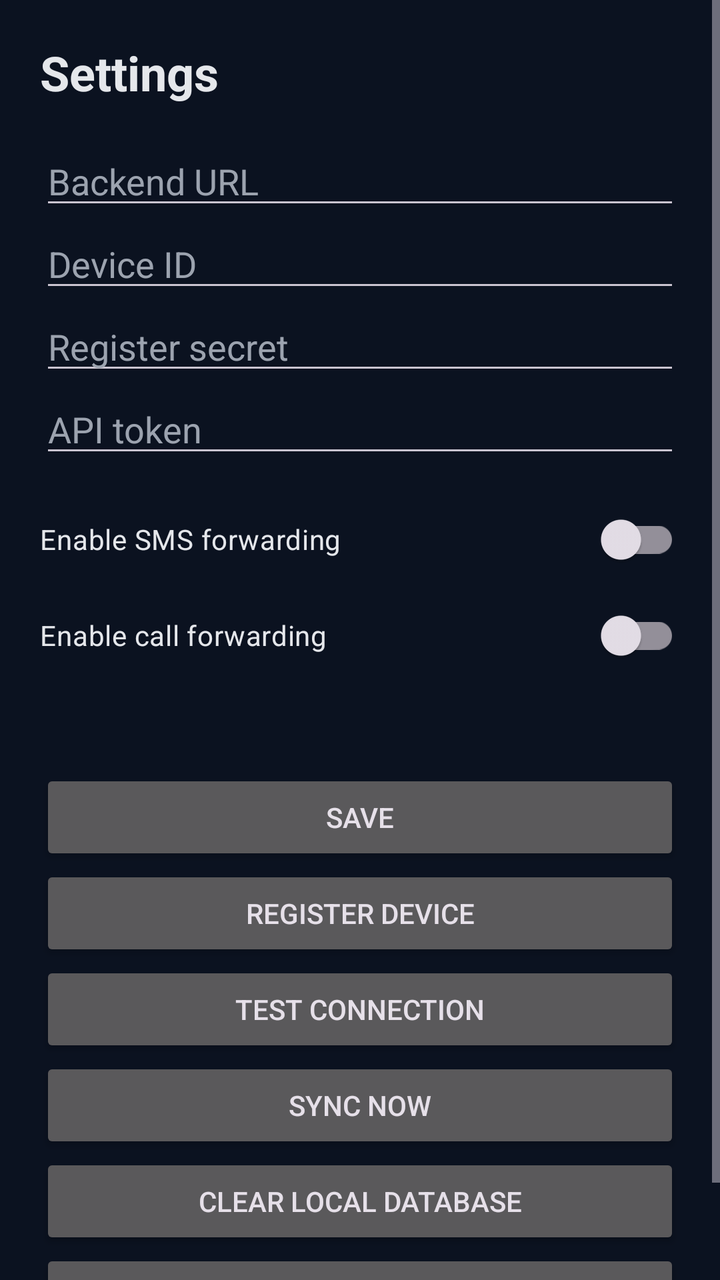
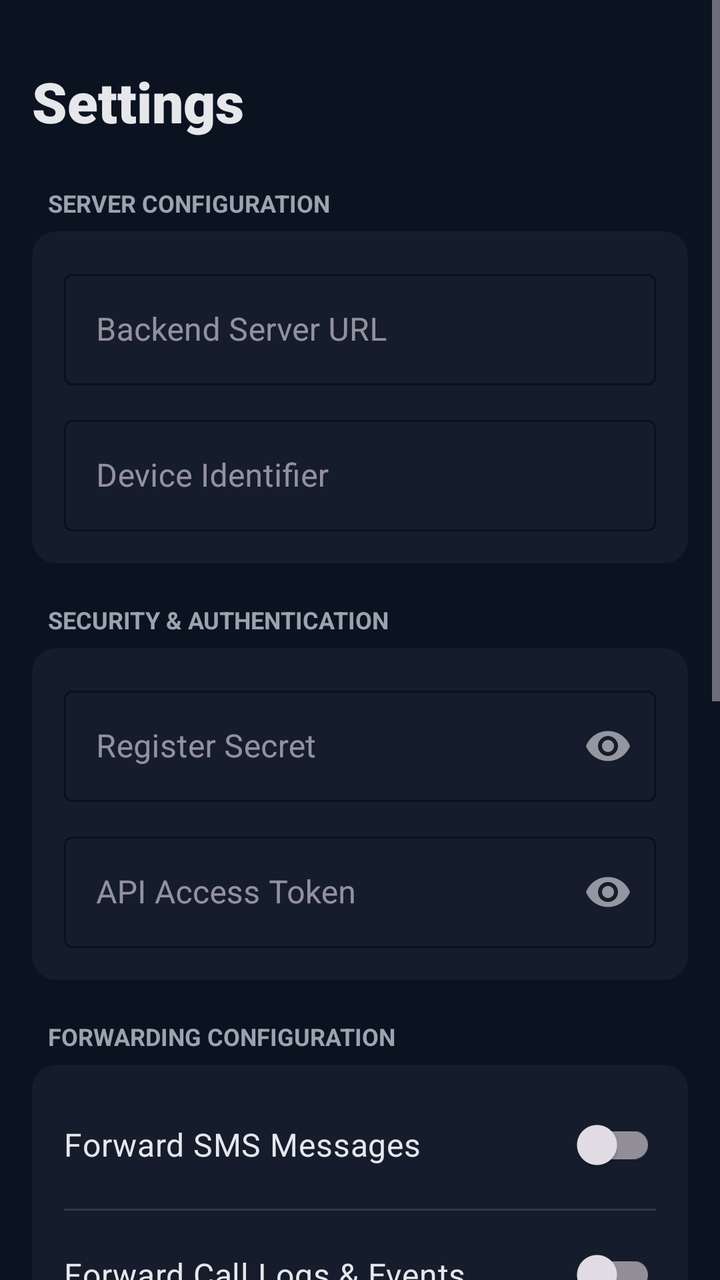

Before-and-after screenshots of an Android layout around one commit, followed by the original layout XML and the change that was made.
<!-- AndroidManifest.xml: application theme Theme.DeviceBridge -->
<!-- res/layout/activity_settings.xml -->
<?xml version="1.0" encoding="utf-8"?>
<ScrollView xmlns:android="http://schemas.android.com/apk/res/android"
    android:layout_width="match_parent"
    android:layout_height="match_parent"
    android:background="@color/bridge_bg">

    <LinearLayout
        android:layout_width="match_parent"
        android:layout_height="wrap_content"
        android:orientation="vertical"
        android:padding="20dp">

        <TextView
            android:layout_width="wrap_content"
            android:layout_height="wrap_content"
            android:text="Settings"
            android:textColor="@color/bridge_text"
            android:textSize="24sp"
            android:textStyle="bold" />

        <EditText
            android:id="@+id/backendUrl"
            android:layout_width="match_parent"
            android:layout_height="wrap_content"
            android:layout_marginTop="16dp"
            android:hint="@string/backend_url"
            android:inputType="textUri"
            android:textColor="@color/bridge_text"
            android:textColorHint="#9CA3AF" />

        <EditText
            android:id="@+id/deviceId"
            android:layout_width="match_parent"
            android:layout_height="wrap_content"
            android:hint="@string/device_id"
            android:inputType="text"
            android:textColor="@color/bridge_text"
            android:textColorHint="#9CA3AF" />

        <EditText
            android:id="@+id/registerSecret"
            android:layout_width="match_parent"
            android:layout_height="wrap_content"
            android:hint="@string/register_secret"
            android:inputType="textPassword"
            android:textColor="@color/bridge_text"
            android:textColorHint="#9CA3AF" />

        <EditText
            android:id="@+id/apiToken"
            android:layout_width="match_parent"
            android:layout_height="wrap_content"
            android:hint="@string/api_token"
            android:inputType="textPassword"
            android:textColor="@color/bridge_text"
            android:textColorHint="#9CA3AF" />

        <com.google.android.material.switchmaterial.SwitchMaterial
            android:id="@+id/smsEnabled"
            android:layout_width="match_parent"
            android:layout_height="wrap_content"
            android:layout_marginTop="12dp"
            android:text="@string/enable_sms"
            android:textColor="@color/bridge_text" />

        <com.google.android.material.switchmaterial.SwitchMaterial
            android:id="@+id/callsEnabled"
            android:layout_width="match_parent"
            android:layout_height="wrap_content"
            android:text="@string/enable_calls"
            android:textColor="@color/bridge_text" />

        <TextView
            android:id="@+id/syncStatus"
            android:layout_width="match_parent"
            android:layout_height="wrap_content"
            android:layout_marginTop="12dp"
            android:textColor="@color/bridge_text" />

        <Button
            android:id="@+id/save"
            android:layout_width="match_parent"
            android:layout_height="wrap_content"
            android:layout_marginTop="12dp"
            android:text="@string/save" />

        <Button
            android:id="@+id/register"
            android:layout_width="match_parent"
            android:layout_height="wrap_content"
            android:text="@string/register_device" />

        <Button
            android:id="@+id/testConnection"
            android:layout_width="match_parent"
            android:layout_height="wrap_content"
            android:text="@string/test_connection" />

        <Button
            android:id="@+id/syncNow"
            android:layout_width="match_parent"
            android:layout_height="wrap_content"
            android:text="@string/sync_now" />

        <Button
            android:id="@+id/clearDb"
            android:layout_width="match_parent"
            android:layout_height="wrap_content"
            android:text="@string/clear_database" />

        <Button
            android:id="@+id/viewLogs"
            android:layout_width="match_parent"
            android:layout_height="wrap_content"
            android:text="View Server Logs" />
    </LinearLayout>
</ScrollView>
<!-- resources referenced by this layout -->
<resources>
  <color name="bridge_bg">#0B1220</color>
  <color name="bridge_text">#E5E7EB</color>
  <string name="api_token">API token</string>
  <string name="backend_url">Backend URL</string>
  <string name="clear_database">Clear local database</string>
  <string name="device_id">Device ID</string>
  <string name="enable_calls">Enable call forwarding</string>
  <string name="enable_sms">Enable SMS forwarding</string>
  <string name="register_device">Register device</string>
  <string name="register_secret">Register secret</string>
  <string name="save">Save</string>
  <string name="sync_now">Sync now</string>
  <string name="test_connection">Test connection</string>
  <style name="Theme.DeviceBridge" parent="Theme.Material3.Dark.NoActionBar">
          <item name="colorPrimary">@color/bridge_accent</item>
          <item name="android:statusBarColor">@color/bridge_bg</item>
          <item name="android:navigationBarColor">@color/bridge_bg</item>
          <item name="android:windowBackground">@color/bridge_bg</item>
      </style>
  <color name="bridge_accent">#5EEAD4</color>
</resources>

<!-- the commit's change to res/layout/activity_settings.xml (unified diff, before → after) -->
@@ -1,5 +1,6 @@
 <?xml version="1.0" encoding="utf-8"?>
 <ScrollView xmlns:android="http://schemas.android.com/apk/res/android"
+    xmlns:app="http://schemas.android.com/apk/res-auto"
     android:layout_width="match_parent"
     android:layout_height="match_parent"
     android:background="@color/bridge_bg">
@@ -8,110 +9,286 @@
         android:layout_width="match_parent"
         android:layout_height="wrap_content"
         android:orientation="vertical"
-        android:padding="20dp">
-
-        <TextView
-            android:layout_width="wrap_content"
-            android:layout_height="wrap_content"
+        android:padding="16dp">
+
+        <TextView
+            android:layout_width="wrap_content"
+            android:layout_height="wrap_content"
+            android:layout_marginTop="16dp"
+            android:layout_marginBottom="24dp"
             android:text="Settings"
             android:textColor="@color/bridge_text"
-            android:textSize="24sp"
+            android:textSize="28sp"
+            android:textStyle="bold"
+            android:fontFamily="sans-serif-black" />
+
+        
+        <TextView
+            android:layout_width="wrap_content"
+            android:layout_height="wrap_content"
+            android:layout_marginStart="8dp"
+            android:layout_marginBottom="6dp"
+            android:text="SERVER CONFIGURATION"
+            android:textColor="#9CA3AF"
+            android:textSize="12sp"
             android:textStyle="bold" />
 
-        <EditText
-            android:id="@+id/backendUrl"
-            android:layout_width="match_parent"
-            android:layout_height="wrap_content"
-            android:layout_marginTop="16dp"
-            android:hint="@string/backend_url"
-            android:inputType="textUri"
-            android:textColor="@color/bridge_text"
-            android:textColorHint="#9CA3AF" />
-
-        <EditText
-            android:id="@+id/deviceId"
-            android:layout_width="match_parent"
-            android:layout_height="wrap_content"
-            android:hint="@string/device_id"
-            android:inputType="text"
-            android:textColor="@color/bridge_text"
-            android:textColorHint="#9CA3AF" />
-
-        <EditText
-            android:id="@+id/registerSecret"
-            android:layout_width="match_parent"
-            android:layout_height="wrap_content"
-            android:hint="@string/register_secret"
-            android:inputType="textPassword"
-            android:textColor="@color/bridge_text"
-            android:textColorHint="#9CA3AF" />
-
-        <EditText
-            android:id="@+id/apiToken"
-            android:layout_width="match_parent"
-            android:layout_height="wrap_content"
-            android:hint="@string/api_token"
-            android:inputType="textPassword"
-            android:textColor="@color/bridge_text"
-            android:textColorHint="#9CA3AF" />
-
-        <com.google.android.material.switchmaterial.SwitchMaterial
-            android:id="@+id/smsEnabled"
-            android:layout_width="match_parent"
-            android:layout_height="wrap_content"
-            android:layout_marginTop="12dp"
-            android:text="@string/enable_sms"
-            android:textColor="@color/bridge_text" />
-
-        <com.google.android.material.switchmaterial.SwitchMaterial
-            android:id="@+id/callsEnabled"
-            android:layout_width="match_parent"
-            android:layout_height="wrap_content"
-            android:text="@string/enable_calls"
-            android:textColor="@color/bridge_text" />
-
-        <TextView
-            android:id="@+id/syncStatus"
-            android:layout_width="match_parent"
-            android:layout_height="wrap_content"
-            android:layout_marginTop="12dp"
-            android:textColor="@color/bridge_text" />
-
-        <Button
+        <com.google.android.material.card.MaterialCardView
+            android:layout_width="match_parent"
+            android:layout_height="wrap_content"
+            android:layout_marginBottom="20dp"
+            app:cardCornerRadius="12dp"
+            app:cardBackgroundColor="@color/bridge_surface"
+            app:strokeWidth="0dp">
+
+            <LinearLayout
+                android:layout_width="match_parent"
+                android:layout_height="wrap_content"
+                android:orientation="vertical"
+                android:padding="16dp">
+
+                <com.google.android.material.textfield.TextInputLayout
+                    android:layout_width="match_parent"
+                    android:layout_height="wrap_content"
+                    android:hint="Backend Server URL"
+                    app:boxStrokeColor="@color/bridge_accent"
+                    app:hintTextColor="@color/bridge_accent"
+                    style="@style/Widget.MaterialComponents.TextInputLayout.OutlinedBox">
+
+                    <com.google.android.material.textfield.TextInputEditText
+                        android:id="@+id/backendUrl"
+                        android:layout_width="match_parent"
+                        android:layout_height="wrap_content"
+                        android:inputType="textUri"
+                        android:textColor="@color/bridge_text" />
+                </com.google.android.material.textfield.TextInputLayout>
+
+                <com.google.android.material.textfield.TextInputLayout
+                    android:layout_width="match_parent"
+                    android:layout_height="wrap_content"
+                    android:layout_marginTop="12dp"
+                    android:hint="Device Identifier"
+                    app:boxStrokeColor="@color/bridge_accent"
+                    app:hintTextColor="@color/bridge_accent"
+                    style="@style/Widget.MaterialComponents.TextInputLayout.OutlinedBox">
+
+                    <com.google.android.material.textfield.TextInputEditText
+                        android:id="@+id/deviceId"
+                        android:layout_width="match_parent"
+                        android:layout_height="wrap_content"
+                        android:inputType="text"
+                        android:textColor="@color/bridge_text" />
+                </com.google.android.material.textfield.TextInputLayout>
+
+            </LinearLayout>
+        </com.google.android.material.card.MaterialCardView>
+
+        
+        <TextView
+            android:layout_width="wrap_content"
+            android:layout_height="wrap_content"
+            android:layout_marginStart="8dp"
+            android:layout_marginBottom="6dp"
+            android:text="SECURITY &amp; AUTHENTICATION"
+            android:textColor="#9CA3AF"
+            android:textSize="12sp"
+            android:textStyle="bold" />
+
+        <com.google.android.material.card.MaterialCardView
+            android:layout_width="match_parent"
+            android:layout_height="wrap_content"
+            android:layout_marginBottom="20dp"
+            app:cardCornerRadius="12dp"
+            app:cardBackgroundColor="@color/bridge_surface"
+            app:strokeWidth="0dp">
+
+            <LinearLayout
+                android:layout_width="match_parent"
+                android:layout_height="wrap_content"
+                android:orientation="vertical"
+                android:padding="16dp">
+
+                <com.google.android.material.textfield.TextInputLayout
+                    android:layout_width="match_parent"
+                    android:layout_height="wrap_content"
+                    android:hint="Register Secret"
+                    app:boxStrokeColor="@color/bridge_accent"
+                    app:hintTextColor="@color/bridge_accent"
+                    app:passwordToggleEnabled="true"
+                    style="@style/Widget.MaterialComponents.TextInputLayout.OutlinedBox">
+
+                    <com.google.android.material.textfield.TextInputEditText
+                        android:id="@+id/registerSecret"
+                        android:layout_width="match_parent"
+                        android:layout_height="wrap_content"
+                        android:inputType="textPassword"
+                        android:textColor="@color/bridge_text" />
+                </com.google.android.material.textfield.TextInputLayout>
+
+                <com.google.android.material.textfield.TextInputLayout
+                    android:layout_width="match_parent"
+                    android:layout_height="wrap_content"
+                    android:layout_marginTop="12dp"
+                    android:hint="API Access Token"
+                    app:boxStrokeColor="@color/bridge_accent"
+                    app:hintTextColor="@color/bridge_accent"
+                    app:passwordToggleEnabled="true"
+                    style="@style/Widget.MaterialComponents.TextInputLayout.OutlinedBox">
+
+                    <com.google.android.material.textfield.TextInputEditText
+                        android:id="@+id/apiToken"
+                        android:layout_width="match_parent"
+                        android:layout_height="wrap_content"
+                        android:inputType="textPassword"
+                        android:textColor="@color/bridge_text" />
+                </com.google.android.material.textfield.TextInputLayout>
+
+            </LinearLayout>
+        </com.google.android.material.card.MaterialCardView>
+
+        
+        <TextView
+            android:layout_width="wrap_content"
+            android:layout_height="wrap_content"
+            android:layout_marginStart="8dp"
+            android:layout_marginBottom="6dp"
+            android:text="FORWARDING CONFIGURATION"
+            android:textColor="#9CA3AF"
+            android:textSize="12sp"
+            android:textStyle="bold" />
+
+        <com.google.android.material.card.MaterialCardView
+            android:layout_width="match_parent"
+            android:layout_height="wrap_content"
+            android:layout_marginBottom="20dp"
+            app:cardCornerRadius="12dp"
+            app:cardBackgroundColor="@color/bridge_surface"
+            app:strokeWidth="0dp">
+
+            <LinearLayout
+                android:layout_width="match_parent"
+                android:layout_height="wrap_content"
+                android:orientation="vertical"
+                android:padding="16dp">
+
+                <com.google.android.material.switchmaterial.SwitchMaterial
+                    android:id="@+id/smsEnabled"
+                    android:layout_width="match_parent"
+                    android:layout_height="wrap_content"
+                    android:text="Forward SMS Messages"
+                    android:textColor="@color/bridge_text"
+                    android:textSize="16sp" />
+
+                <View
+                    android:layout_width="match_parent"
+                    android:layout_height="1dp"
+                    android:background="#2E3748"
+                    android:layout_marginTop="8dp"
+                    android:layout_marginBottom="8dp" />
+
+                <com.google.android.material.switchmaterial.SwitchMaterial
+                    android:id="@+id/callsEnabled"
+                    android:layout_width="match_parent"
+                    android:layout_height="wrap_content"
+                    android:text="Forward Call Logs &amp; Events"
+                    android:textColor="@color/bridge_text"
+                    android:textSize="16sp" />
+
+            </LinearLayout>
+        </com.google.android.material.card.MaterialCardView>
+
+        
+        <com.google.android.material.card.MaterialCardView
+            android:layout_width="match_parent"
+            android:layout_height="wrap_content"
+            android:layout_marginBottom="24dp"
+            app:cardCornerRadius="12dp"
+            app:cardBackgroundColor="@color/bridge_surface"
+            app:strokeWidth="0dp">
+
+            <LinearLayout
+                android:layout_width="match_parent"
+                android:layout_height="wrap_content"
+                android:orientation="vertical"
+                android:padding="16dp"
+                android:gravity="center_vertical">
+
+                <TextView
+                    android:id="@+id/syncStatus"
+                    android:layout_width="match_parent"
+                    android:layout_height="wrap_content"
+                    android:textColor="@color/bridge_text"
+                    android:textSize="14sp"
+                    android:fontFamily="sans-serif-medium" />
+            </LinearLayout>
+        </com.google.android.material.card.MaterialCardView>
+
+        
+        <com.google.android.material.button.MaterialButton
             android:id="@+id/save"
             android:layout_width="match_parent"
-            android:layout_height="wrap_content"
-            android:layout_marginTop="12dp"
-            android:text="@string/save" />
-
-        <Button
+            android:layout_height="50dp"
+            android:layout_marginBottom="8dp"
+            android:text="Save Configurations"
+            android:textStyle="bold"
+            app:cornerRadius="10dp"
+            app:backgroundTint="@color/bridge_accent"
+            android:textColor="@color/bridge_bg" />
+
+        <com.google.android.material.button.MaterialButton
             android:id="@+id/register"
             android:layout_width="match_parent"
-            android:layout_height="wrap_content"
-            android:text="@string/register_device" />
-
-        <Button
+            android:layout_height="50dp"
+            android:layout_marginBottom="8dp"
+            android:text="Register This Device"
+            android:textStyle="bold"
+            app:cornerRadius="10dp"
+            app:backgroundTint="@color/bridge_surface"
+            android:textColor="@color/bridge_text" />
+
+        <com.google.android.material.button.MaterialButton
             android:id="@+id/testConnection"
             android:layout_width="match_parent"
-            android:layout_height="wrap_content"
-            android:text="@string/test_connection" />
-
-        <Button
+            android:layout_height="50dp"
+            android:layout_marginBottom="8dp"
+            android:text="Test Server Connection"
+            android:textStyle="bold"
+            app:cornerRadius="10dp"
+            app:backgroundTint="@color/bridge_surface"
+            android:textColor="@color/bridge_text" />
+
+        <com.google.android.material.button.MaterialButton
             android:id="@+id/syncNow"
             android:layout_width="match_parent"
-            android:layout_height="wrap_content"
-            android:text="@string/sync_now" />
-
-        <Button
+            android:layout_height="50dp"
+            android:layout_marginBottom="8dp"
+            android:text="Sync History Now"
+            android:textStyle="bold"
+            app:cornerRadius="10dp"
+            app:backgroundTint="@color/bridge_surface"
+            android:textColor="@color/bridge_text" />
+
+        <com.google.android.material.button.MaterialButton
+            android:id="@+id/viewLogs"
+            android:layout_width="match_parent"
+            android:layout_height="50dp"
+            android:layout_marginBottom="8dp"
+            android:text="View Server Logs"
+            android:textStyle="bold"
+            app:cornerRadius="10dp"
+            app:backgroundTint="@color/bridge_surface"
+            android:textColor="@color/bridge_text" />
+
+        <com.google.android.material.button.MaterialButton
             android:id="@+id/clearDb"
             android:layout_width="match_parent"
-            android:layout_height="wrap_content"
-            android:text="@string/clear_database" />
-
-        <Button
-            android:id="@+id/viewLogs"
-            android:layout_width="match_parent"
-            android:layout_height="wrap_content"
-            android:text="View Server Logs" />
+            android:layout_height="50dp"
+            android:layout_marginBottom="40dp"
+            android:text="Clear Local Database"
+            android:textStyle="bold"
+            app:cornerRadius="10dp"
+            app:backgroundTint="#EF4444"
+            android:textColor="@color/bridge_text" />
+
     </LinearLayout>
 </ScrollView>
<!-- resource entries referenced after the edit -->
@@ -1,24 +1,14 @@
 <!-- resources referenced by this layout -->
 <resources>
+  <color name="bridge_accent">#5EEAD4</color>
   <color name="bridge_bg">#0B1220</color>
+  <color name="bridge_surface">#151C2C</color>
   <color name="bridge_text">#E5E7EB</color>
-  <string name="api_token">API token</string>
-  <string name="backend_url">Backend URL</string>
-  <string name="clear_database">Clear local database</string>
-  <string name="device_id">Device ID</string>
-  <string name="enable_calls">Enable call forwarding</string>
-  <string name="enable_sms">Enable SMS forwarding</string>
-  <string name="register_device">Register device</string>
-  <string name="register_secret">Register secret</string>
-  <string name="save">Save</string>
-  <string name="sync_now">Sync now</string>
-  <string name="test_connection">Test connection</string>
   <style name="Theme.DeviceBridge" parent="Theme.Material3.Dark.NoActionBar">
           <item name="colorPrimary">@color/bridge_accent</item>
           <item name="android:statusBarColor">@color/bridge_bg</item>
           <item name="android:navigationBarColor">@color/bridge_bg</item>
           <item name="android:windowBackground">@color/bridge_bg</item>
       </style>
-  <color name="bridge_accent">#5EEAD4</color>
 </resources>
 
